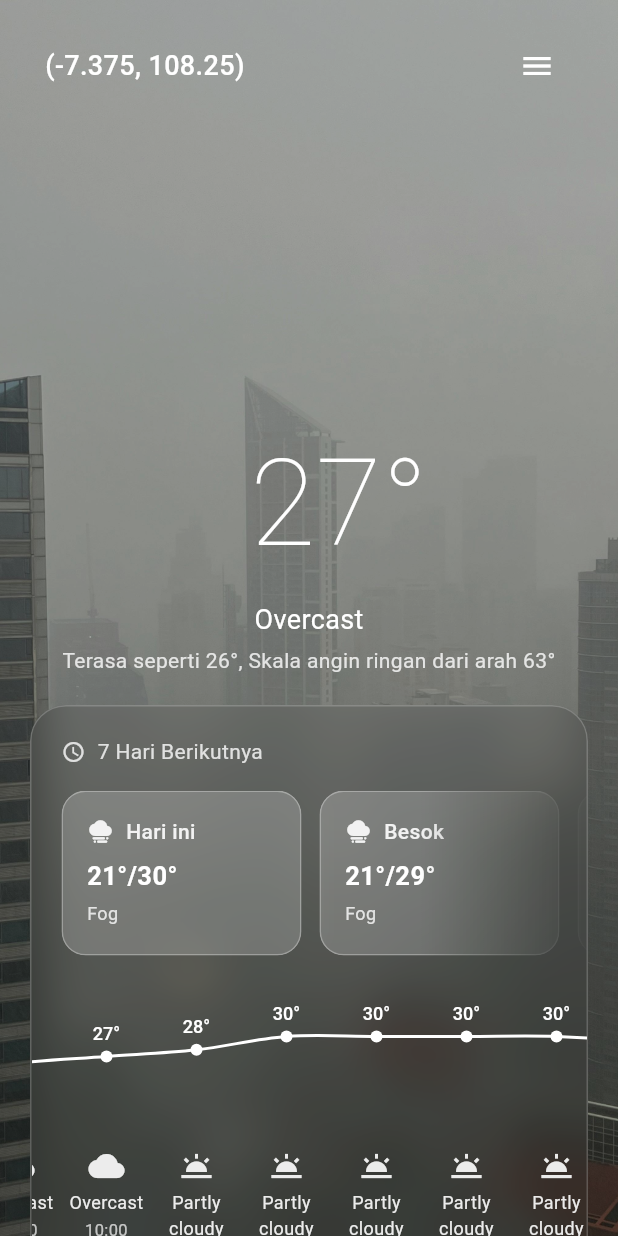
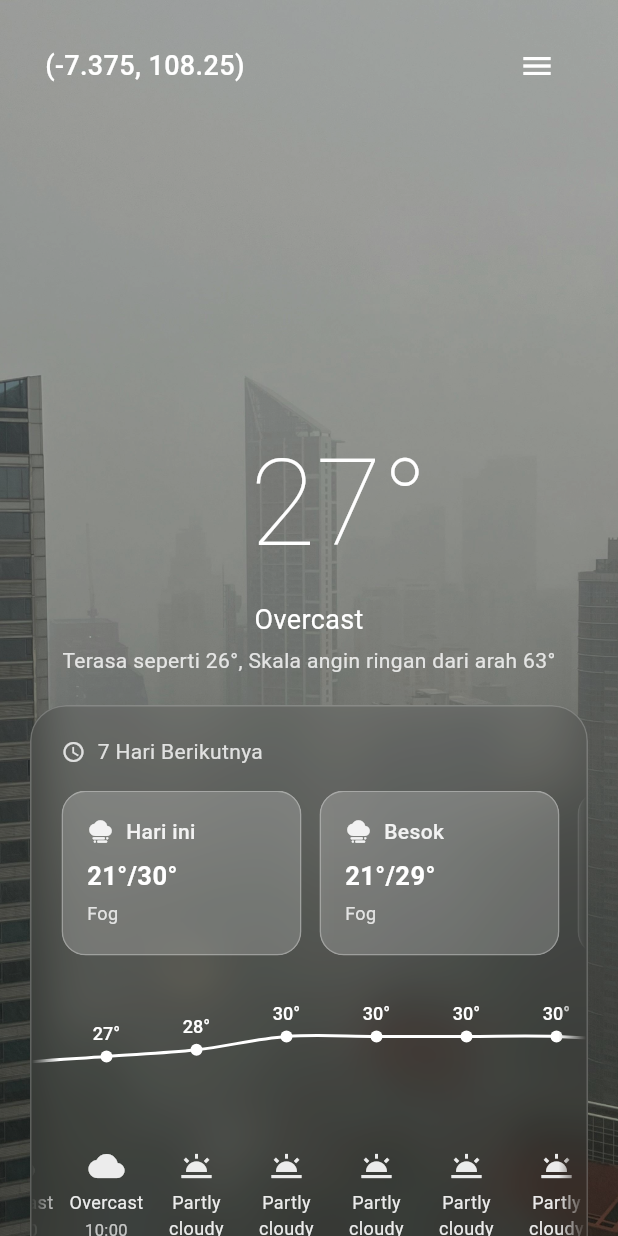
Before and after one commit to hmzahiqball/weather-app, a Flutter app: the screen it shows after launch, on a phone screen of 412 x 824 dp. Run offline on Flutter 3.47's test engine with Material 3 defaults, Android fonts, the phone set to English and light mode, and no system bars.

Commit message:
update shadermask build_weatherCards.dart, build_hourlyForecast.dart

```diff
--- a/lib/widget/build_hourlyForecast.dart
+++ b/lib/widget/build_hourlyForecast.dart
@@ -79,6 +79,21 @@ class _BuildForecastWithTemperatureDiagramState extends State<BuildForecastWithT
 
           return Container(
             height: 200,
+            child: ShaderMask(
+              shaderCallback: (Rect bounds) {
+                return LinearGradient(
+                  begin: Alignment.centerLeft,
+                  end: Alignment.centerRight,
+                  colors: [
+                    Colors.white.withOpacity(0.0),
+                    Colors.white,
+                    Colors.white,
+                    Colors.white.withOpacity(0.0),
+                  ],
+                  stops: [0.0, 0.05, 0.95, 1.0],
+                  tileMode: TileMode.mirror,
+                ).createShader(bounds);
+              },
               child: SingleChildScrollView(
                 scrollDirection: Axis.horizontal,
                 controller: _scrollController,
@@ -129,6 +144,7 @@ class _BuildForecastWithTemperatureDiagramState extends State<BuildForecastWithT
                   ),
                 ),
               ),
+            ),
           );
         } else {
           return const Center(child: CircularProgressIndicator());
--- a/lib/widget/build_weatherCards.dart
+++ b/lib/widget/build_weatherCards.dart
@@ -129,8 +129,15 @@ class BuildWeathercards extends StatelessWidget {
                     ShaderMask(
                       shaderCallback: (Rect bounds) {
                         return LinearGradient(
-                          colors: [Colors.white, Colors.white.withOpacity(0.05)],
-                          stops: [0.7, 1],
+                          begin: Alignment.centerLeft,
+                          end: Alignment.centerRight,
+                          colors: [
+                            Colors.white.withOpacity(0.0),
+                            Colors.white,
+                            Colors.white,
+                            Colors.white.withOpacity(0.0),
+                          ],
+                          stops: [0.0, 0.05, 0.95, 1.0],
                           tileMode: TileMode.mirror,
                         ).createShader(bounds);
                       },
@@ -170,50 +177,3 @@ class BuildWeathercards extends StatelessWidget {
     );
   }
 }
-
-class FadeSideListView extends StatelessWidget {
-  const FadeSideListView({super.key});
-
-  @override
-  Widget build(BuildContext context) {
-    return Positioned.fill(
-      child: IgnorePointer(
-        ignoring: true, // biar nggak ganggu scroll
-        child: Row(
-          mainAxisAlignment: MainAxisAlignment.spaceBetween,
-          children: [
-            // Fade kiri
-            Container(
-              width: 40,
-              decoration: BoxDecoration(
-                gradient: LinearGradient(
-                  begin: Alignment.centerLeft,
-                  end: Alignment.centerRight,
-                  colors: [
-                    Color.fromARGB(137, 58, 58, 58),
-                    Color.fromARGB(40, 58, 58, 58).withOpacity(0.0),
-                  ],
-                ),
-              ),
-            ),
-            // Fade kanan
-
-            Container(
-              width: 40,
-              decoration: BoxDecoration(
-                gradient: LinearGradient(
-                  begin: Alignment.centerRight,
-                  end: Alignment.centerLeft,
-                  colors: [
-                    Color.fromARGB(137, 58, 58, 58),
-                    Color.fromARGB(40, 58, 58, 58).withOpacity(0.0),
-                  ],
-                ),
-              ),
-            ),
-          ],
-        ),
-      ),
-    );
-  }
-}
```
Lines whose indentation alone changed are shown as unchanged.
